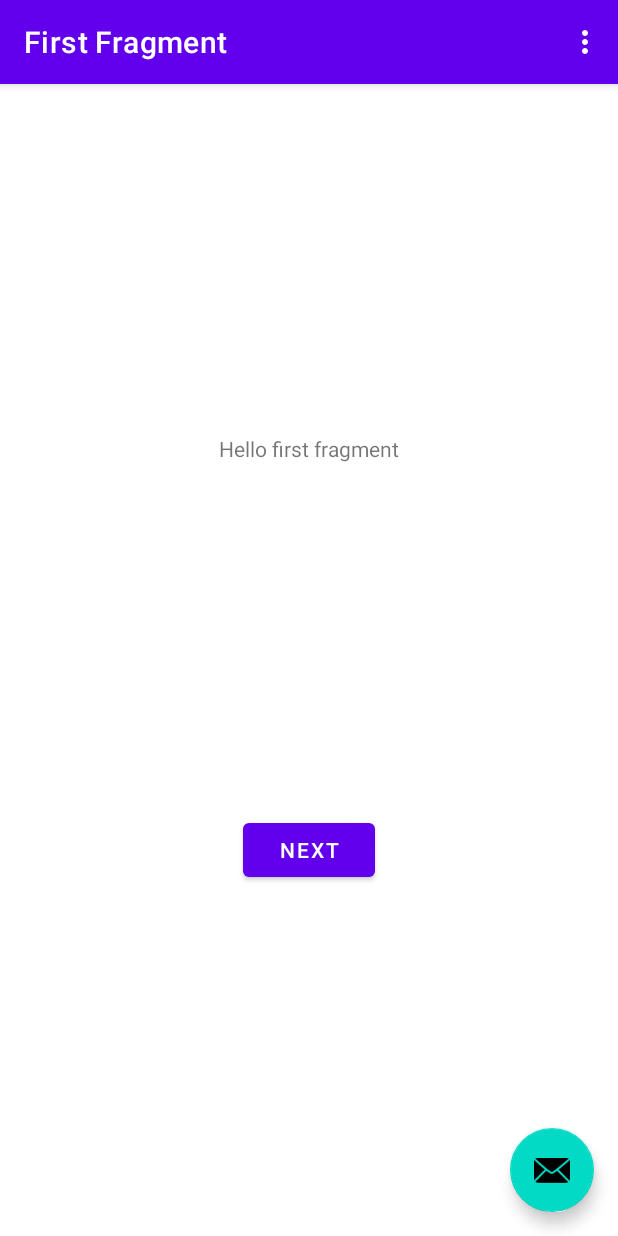
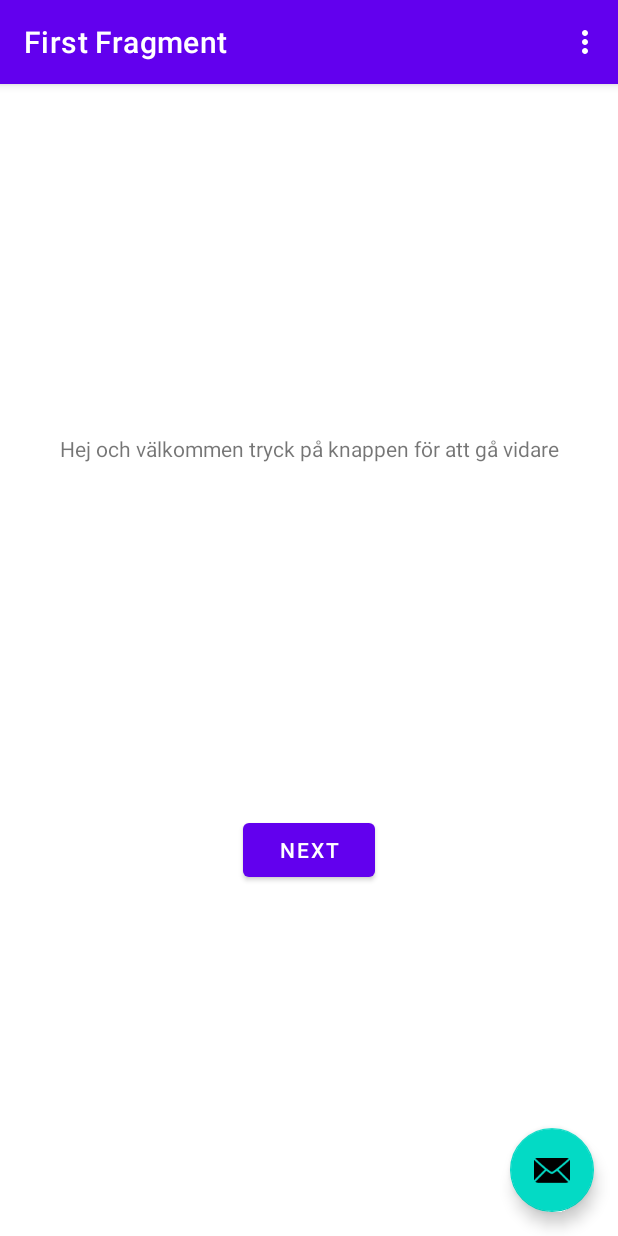
Before and after one commit to Ndrs03/IPP-Projekt-Android, an Android app: the screen it shows after launch (MainActivity), on a phone screen of 412 x 824 dp. Run offline under Robolectric (Android 15) with nearby library versions, the phone set to English and light mode, and no system bars; our stand-ins replace navigation-ui.

Commit message:
skapade testing branch för Andreas test och ändrade på lite text

```diff
--- a/app/src/main/res/layout/fragment_first.xml
+++ b/app/src/main/res/layout/fragment_first.xml
@@ -10,7 +10,7 @@
         android:id="@+id/textview_first"
         android:layout_width="wrap_content"
         android:layout_height="wrap_content"
-        android:text="@string/hello_first_fragment"
+        android:text="@string/welcome"
         app:layout_constraintBottom_toTopOf="@id/button_first"
         app:layout_constraintEnd_toEndOf="parent"
         app:layout_constraintStart_toStartOf="parent"
--- a/app/src/main/res/menu/menu_main.xml
+++ b/app/src/main/res/menu/menu_main.xml
@@ -4,6 +4,7 @@
     tools:context="com.example.ipp_android_app.MainActivity">
     <item
         android:id="@+id/action_settings"
+        android:checkable="false"
         android:orderInCategory="100"
         android:title="@string/action_settings"
         app:showAsAction="never" />
--- a/app/src/main/res/values/strings.xml
+++ b/app/src/main/res/values/strings.xml
@@ -9,4 +9,6 @@
 
     <string name="hello_first_fragment">Hello first fragment</string>
     <string name="hello_second_fragment">Hello second fragment. Arg: %1$s</string>
+
+    <string name="welcome">Hej och välkommen tryck på knappen för att gå vidare</string>
 </resources>
```
